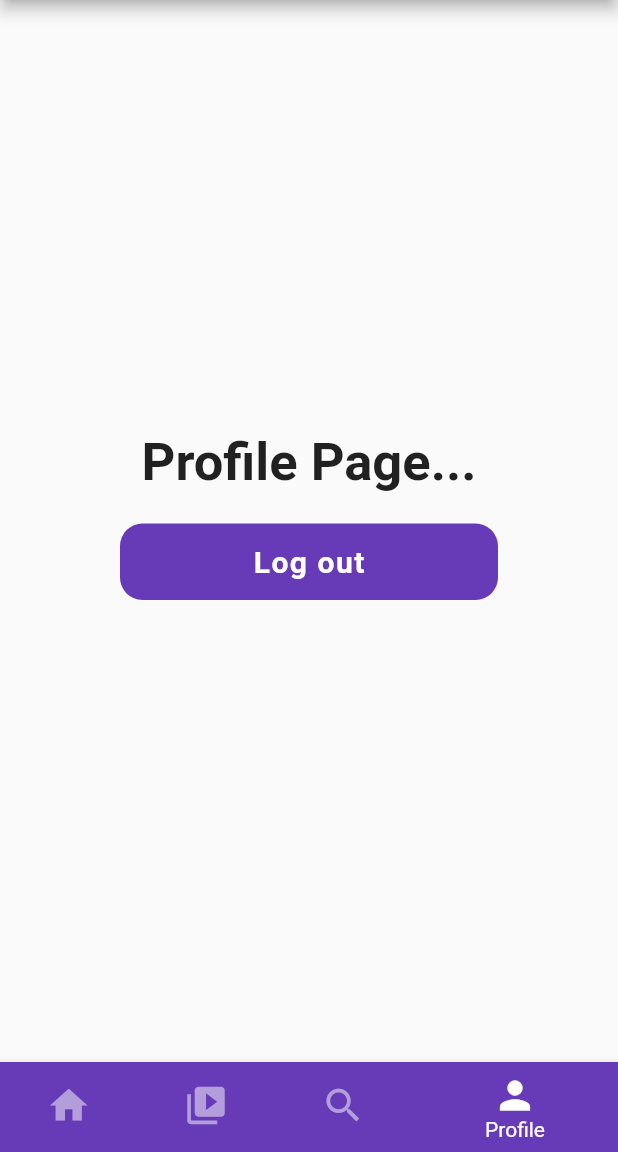
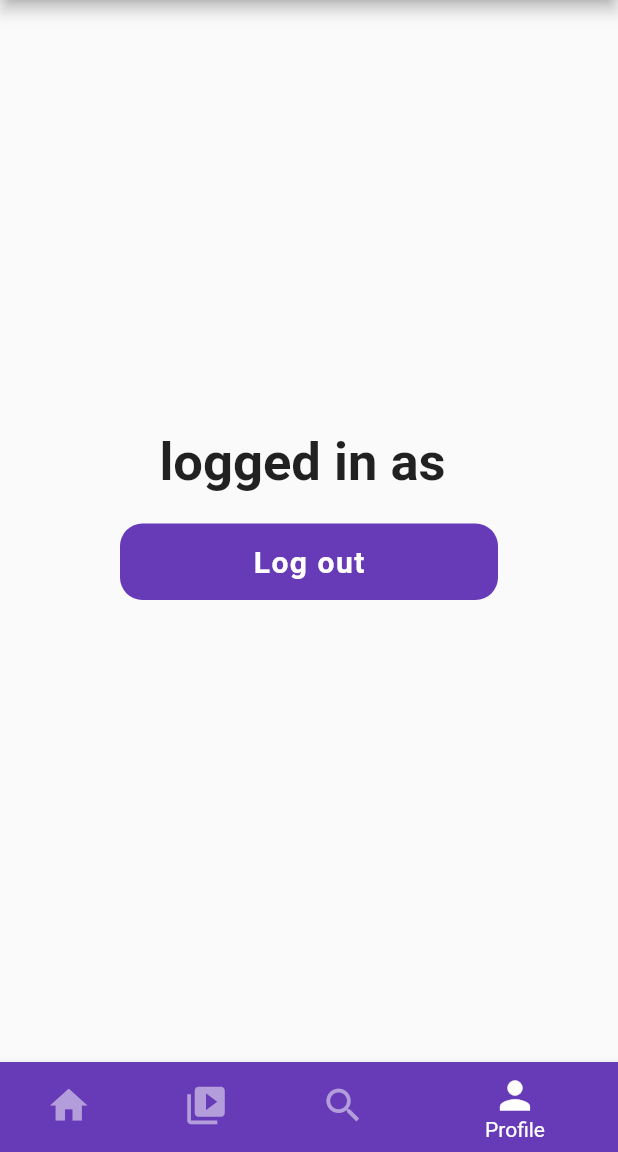
Before and after one commit to MZubairNaeem/Social-Media-App, a Flutter app: the screen it shows once a user with an empty profile is signed in, item 4 of the bottom bar chosen, on a phone screen of 412 x 824 dp, the part 84-1236 px from its top. Run offline on Flutter 3.47's test engine with Material 2 defaults, Android fonts, the phone set to English and light mode, and no system bars; our stand-ins replace cloud_firestore, firebase_auth, firebase_core, firebase_storage, google_fonts, image_picker; accounts and stored records are empty; network calls fail.

Commit message:
28/11/22 11:02 user state management

```diff
--- a/lib/main.dart
+++ b/lib/main.dart
@@ -1,10 +1,12 @@
 import 'package:firebase_auth/firebase_auth.dart';
 import 'package:flutter/material.dart';
 import 'package:google_fonts/google_fonts.dart';
+import 'package:provider/provider.dart';
 import 'package:sayhi/views/credentials/login.dart';
 import 'package:firebase_core/firebase_core.dart';
 import 'package:flutter/services.dart';
 import 'package:sayhi/views/home/home.dart';
+import 'package:sayhi/views/state_management/user_provide.dart';
 import 'firebase_options.dart';
 
 Future main() async {
@@ -22,7 +24,11 @@ class MyApp extends StatelessWidget {
 
   @override
   Widget build(BuildContext context) {
-    return MaterialApp(
+    return MultiProvider(
+      providers: [
+        ChangeNotifierProvider(create: (_) => UserProvide(),),
+      ],
+      child: MaterialApp(
         title: 'Say Hi',
         theme: ThemeData(
             fontFamily: GoogleFonts.varelaRound().fontFamily,
@@ -35,12 +41,12 @@ class MyApp extends StatelessWidget {
         darkTheme: ThemeData.dark().copyWith(
           focusColor: Colors.purple,
           primaryColorDark: Colors.deepPurple,
-        cardColor: Colors.deepPurple,
+          cardColor: Colors.deepPurple[200],
           backgroundColor: Colors.black54,
           errorColor: Colors.red,
           textTheme: ThemeData.dark().textTheme.apply(
               fontFamily: GoogleFonts.varelaRound().fontFamily,
-            displayColor: Colors.black),
+              displayColor: Colors.white),
           primaryTextTheme: ThemeData.dark().textTheme.apply(
                 fontFamily: GoogleFonts.varelaRound().fontFamily,
               ),
@@ -67,6 +73,7 @@ class MyApp extends StatelessWidget {
             return const Login();
           },
         ),
+      ),
     );
   }
 }
--- a/lib/model/user.dart
+++ b/lib/model/user.dart
@@ -1,3 +1,5 @@
+
+import 'package:cloud_firestore/cloud_firestore.dart';
 
 class User{
   final String email;
@@ -27,4 +29,17 @@ class User{
     "followers":followers,
     "following":following,
   };
+
+  static User fromSnap(DocumentSnapshot snap){
+    var snapshot = snap.data() as Map<String,dynamic>;
+    return User(
+        email: snapshot['email'],
+        uid: snapshot['uid'],
+        photoUrl: snapshot['photoUrl'],
+        username: snapshot['username'],
+        bio: snapshot['bio'],
+        followers: snapshot['followers'],
+        following: snapshot['following'],
+    );
+  }
 }
--- a/lib/views/home/home.dart
+++ b/lib/views/home/home.dart
@@ -1,11 +1,12 @@
+import 'package:cloud_firestore/cloud_firestore.dart';
 import 'package:firebase_auth/firebase_auth.dart';
-import 'package:firebase_core/firebase_core.dart';
 import 'package:flutter/material.dart';
-import 'package:sayhi/views/credentials/login.dart';
+import 'package:provider/provider.dart';
 import 'package:sayhi/views/home/navigation_pages/moments_page.dart';
 import 'package:sayhi/views/home/navigation_pages/post_page.dart';
 import 'package:sayhi/views/home/navigation_pages/profile_page.dart';
 import 'package:sayhi/views/home/navigation_pages/search_user_page.dart';
+import 'package:sayhi/views/state_management/user_provide.dart';
 
 class Home extends StatefulWidget {
   const Home({Key? key}) : super(key: key);
@@ -30,88 +31,38 @@ class _HomeState extends State<Home> {
     });
   }
 
-  showAlertDialog(BuildContext context) {
 
-    // set up the buttons
-    Widget cancelButton = TextButton(
-      child: const Text("Cancel"),
-      onPressed:  () {
-        Navigator.of(context).pop();
-        },
-    );
-    Widget continueButton = TextButton(
-      child: const Text("Continue"),
-      onPressed:  () {
-        _signOut();
-      },
-    );
+  String username = "";
 
-    // set up the AlertDialog
-    AlertDialog alert = AlertDialog(
-      title: const Text("Sign out"),
-      content: const Text("Would you like to Sign out to SayHi"),
-      actions: [
-        cancelButton,
-        continueButton,
-      ],
-    );
-
-    // show the dialog
-    showDialog(
-      context: context,
-      builder: (BuildContext context) {
-        return alert;
-      },
-    );
+  @override
+  void initState(){
+    super.initState();
+    addData();
   }
 
-  Future<void> _signOut() async {
-
-    await FirebaseAuth.instance.signOut();
-
-    Navigator.of(context).pushAndRemoveUntil(
-        MaterialPageRoute(builder: (c) => const Login()),
-            (route) => false);
+  addData()async{
+    UserProvide _userProvide = Provider.of(context,listen: false);
+    await _userProvide.refreshUser();
   }
-
+  // void getUsername() async {
+  //   DocumentSnapshot snapshot = await FirebaseFirestore.instance
+  //       .collection('users')
+  //       .doc(FirebaseAuth.instance.currentUser!.uid)
+  //       .get();
+  //
+  //   setState(() {
+  //     username = (snapshot.data() as Map<String, dynamic>)['username'];
+  //   });
+  //   print(username);
+  // }
   @override
   Widget build(BuildContext context) {
     return Scaffold(
-      // appBar: AppBar(
-      //   actions: [
-      //     IconButton(
-      //       icon: const Icon(Icons.notifications),
-      //       tooltip: 'Open shopping cart',
-      //       onPressed: () {
-      //         // handle the press
-      //       },
-      //     ),
-      //     IconButton(
-      //       icon: const Icon(Icons.message_outlined),
-      //       tooltip: 'Open shopping cart',
-      //       onPressed: () {
-      //         // handle the press
-      //       },
-      //     ),
-      //   ],
-      //     leading: Builder(
-      //       builder: (BuildContext context) {
-      //         return IconButton(
-      //           icon: const Icon(Icons.logout),
-      //           onPressed: () {
-      //             showAlertDialog(context);
-      //           },
-      //         );
-      //       },
-      //     ),
-      //     title: const Text('Say Hi'),
-      //     backgroundColor: Colors.deepPurple
-      // ),
       body: Center(
         child: _widgetOptions.elementAt(_selectedIndex),
       ),
       bottomNavigationBar: BottomNavigationBar(
-          items: <BottomNavigationBarItem>[
+          items: const <BottomNavigationBarItem>[
             BottomNavigationBarItem(
                 icon: Icon(Icons.home),
                 //active icon
--- a/lib/views/home/navigation_pages/profile_page.dart
+++ b/lib/views/home/navigation_pages/profile_page.dart
@@ -1,6 +1,9 @@
 import 'package:firebase_auth/firebase_auth.dart';
 import 'package:flutter/material.dart';
+import 'package:provider/provider.dart';
 import 'package:sayhi/views/credentials/login.dart';
+import 'package:sayhi/views/state_management/user_provide.dart';
+import 'package:sayhi/model/user.dart' as model;
 
 class ProfilePage extends StatefulWidget {
   const ProfilePage({Key? key}) : super(key: key);
@@ -71,9 +74,11 @@ class _ProfilePageState extends State<ProfilePage> {
     );
   }
 
-
   @override
   Widget build(BuildContext context) {
+
+    model.User user = Provider.of<UserProvide>(context).getUser;
+
     return Scaffold(
       appBar: AppBar(
           leading: Builder(
@@ -95,7 +100,7 @@ class _ProfilePageState extends State<ProfilePage> {
           mainAxisAlignment: MainAxisAlignment.center,
           children: [
             Text(
-              'Profile Page...',
+              'logged in as ${user.username}',
               style: TextStyle(fontSize: 35, fontWeight: FontWeight.bold),
             ),
             GestureDetector(
--- /dev/null
+++ b/lib/views/state_management/user_provide.dart
@@ -0,0 +1,16 @@
+import 'package:flutter/material.dart';
+import 'package:sayhi/model/user.dart';
+import 'package:sayhi/viewModel/auth_method.dart';
+
+class UserProvide extends ChangeNotifier{
+  User? _user;
+  final AuthMethod _authMethod = AuthMethod();
+
+  User get getUser => _user!;
+
+  Future<void> refreshUser() async {
+    User user = await _authMethod.getUserDetails();
+    _user = user;
+    notifyListeners();
+  }
+}
--- a/pubspec.yaml
+++ b/pubspec.yaml
@@ -42,6 +42,7 @@ dependencies:
   firebase_auth: ^4.1.3
   image_picker: ^0.8.6
   firebase_storage: ^11.0.6
+  provider: ^6.0.4
 
 dev_dependencies:
   flutter_test:
```
Also changed, not shown: lib/viewModel/auth_method.dart (+9 -0 lines), pubspec.lock. Lines whose indentation alone changed are shown as unchanged.
